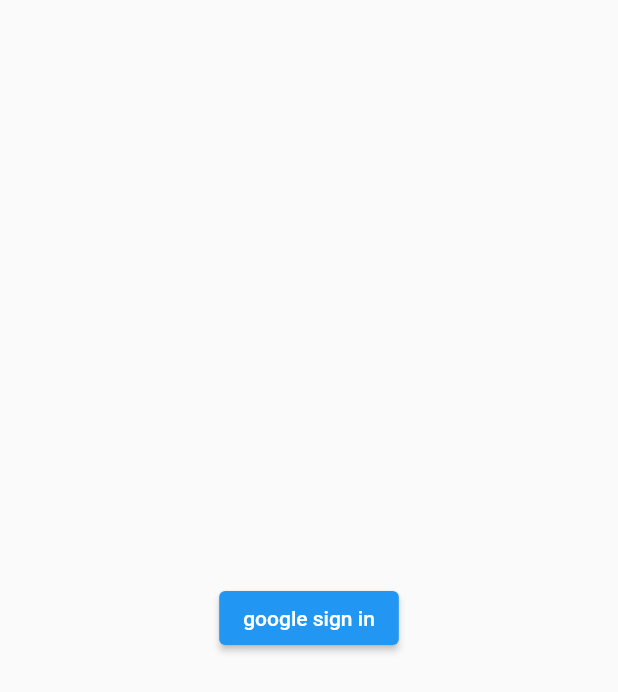
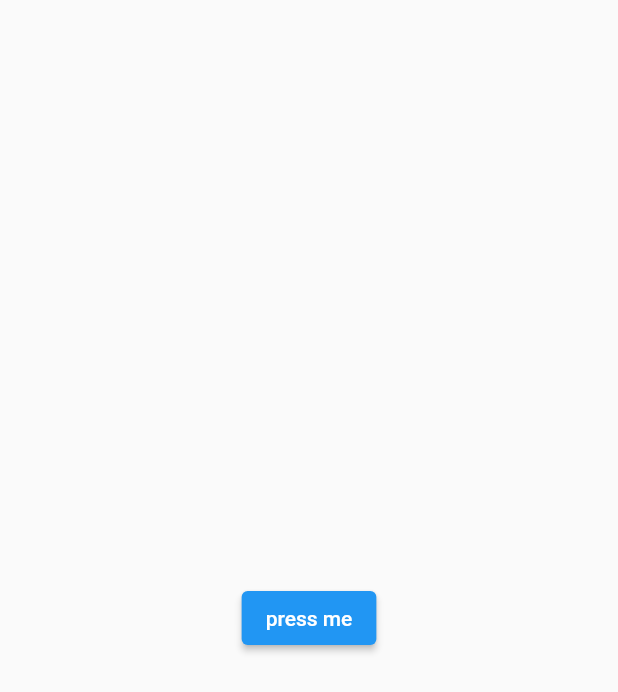
Before and after one commit to GeekyPS/codeforces_visualizer, a Flutter app: the screen it shows after launch, on a phone screen of 412 x 824 dp. Shown: the top 692 px of the screen. Run offline on Flutter 3.47's test engine with Material 2 defaults, Android fonts, the phone set to English and light mode, and no system bars; our stand-ins replace cloud_firestore, firebase_auth, firebase_core, flutter_secure_storage, google_sign_in; accounts and stored records are empty.

Commit message:
added added some methods to fetch users info

```diff
--- a/lib/controllers/auth.dart
+++ b/lib/controllers/auth.dart
@@ -3,6 +3,9 @@
 import 'package:flutter_secure_storage/flutter_secure_storage.dart';
 import 'package:google_sign_in/google_sign_in.dart';
 import 'package:firebase_auth/firebase_auth.dart';
+
+
+
 
 Future<void> googleSignIn(context) async {
   final googleSignIn = GoogleSignIn();
--- /dev/null
+++ b/lib/controllers/contests.dart
@@ -0,0 +1,5 @@
+import 'package:flutter/material.dart';
+
+class contestData with ChangeNotifier {
+  // handle all contest methods
+}
--- a/lib/main.dart
+++ b/lib/main.dart
@@ -1,6 +1,7 @@
 import 'dart:convert';
 
 import 'package:codeforces_visualizer/views/auth_screen.dart';
+import 'package:codeforces_visualizer/views/user_profile.dart';
 import 'package:firebase_auth/firebase_auth.dart';
 import 'package:flutter/material.dart';
 import 'package:http/http.dart' as http;
@@ -20,14 +21,14 @@
   @override
   Widget build(BuildContext context) {
     return MaterialApp(
-      title: 'Flutter Demo',
+
       theme: ThemeData(
         primarySwatch: Colors.blue,
       ),
       home: StreamBuilder(
           stream: FirebaseAuth.instance.authStateChanges(),
           builder: (context, snapshot) =>
-              snapshot.hasData ? HomeScreen() : AuthScreen()),
+              snapshot.hasData ? UserProfile() : UserProfile()),
     );
   }
 }
--- a/lib/models/user.dart
+++ b/lib/models/user.dart
@@ -9,7 +9,7 @@
   final int lastOnlineTimeSeconds; // unix format
   final int registrationTimeSeconds; // unix format
   final String avatar;
-  final String titlePhoto;
+  final String? titlePhoto;
 
   User({
     required this.handle,
--- /dev/null
+++ b/lib/views/user_profile.dart
@@ -0,0 +1,22 @@
+import 'package:codeforces_visualizer/controllers/user_data.dart';
+import 'package:flutter/material.dart';
+import 'package:provider/provider.dart';
+
+class UserProfile extends StatelessWidget {
+  const UserProfile({super.key});
+
+  @override
+  Widget build(BuildContext context) {
+    return Scaffold(
+      body: Center(
+        child: ElevatedButton(
+          child: Text('press me'),
+          onPressed: () {
+            UserData.fetchUsers(
+                ['Geeky_PS', 'akshaykhandelwal', 'letsintegreat']);
+          },
+        ),
+      ),
+    );
+  }
+}
--- a/pubspec.yaml
+++ b/pubspec.yaml
@@ -42,6 +42,7 @@
   google_sign_in: ^5.4.2
   flutter_secure_storage: ^6.1.0
   cloud_firestore: ^4.1.0
+  provider: ^6.0.4
 
 
 
```
Also changed, not shown: lib/controllers/user_data.dart (added, +79 -0 lines), lib/controllers/friends.dart (added), pubspec.lock.
